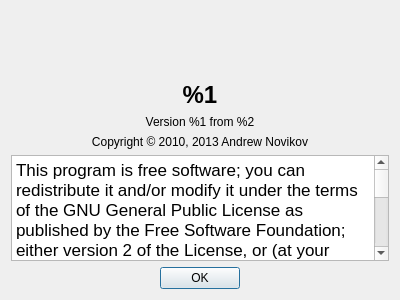
The window that src/appaboutdialog.ui (briskycat/dbbeagle) describes before a commit, drawn with Qt 5.
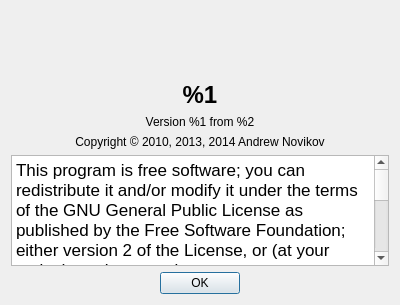
The same window after the commit.

What changed in the file:
```diff
--- a/src/appaboutdialog.ui
+++ b/src/appaboutdialog.ui
@@ -7,7 +7,7 @@
     <x>0</x>
     <y>0</y>
     <width>400</width>
-    <height>300</height>
+    <height>305</height>
    </rect>
   </property>
   <layout class="QVBoxLayout" name="verticalLayout">
@@ -84,7 +84,7 @@
    <item>
     <widget class="QLabel" name="appCopyrightLabel">
      <property name="text">
-      <string>Copyright © 2010, 2013 Andrew Novikov</string>
+      <string>Copyright © 2010, 2013, 2014 Andrew Novikov</string>
      </property>
      <property name="alignment">
       <set>Qt::AlignCenter</set>
@@ -97,10 +97,10 @@
       <string>&lt;!DOCTYPE HTML PUBLIC &quot;-//W3C//DTD HTML 4.0//EN&quot; &quot;http://www.w3.org/TR/REC-html40/strict.dtd&quot;&gt;
 &lt;html&gt;&lt;head&gt;&lt;meta name=&quot;qrichtext&quot; content=&quot;1&quot; /&gt;&lt;style type=&quot;text/css&quot;&gt;
 p, li { white-space: pre-wrap; }
-&lt;/style&gt;&lt;/head&gt;&lt;body style=&quot; font-family:'Lucida Grande'; font-size:13pt; font-weight:400; font-style:normal;&quot;&gt;
-&lt;p style=&quot; margin-top:12px; margin-bottom:12px; margin-left:0px; margin-right:0px; -qt-block-indent:0; text-indent:0px;&quot;&gt;This program is free software; you can redistribute it and/or modify it under the terms of the GNU General Public License as published by the Free Software Foundation; either version 2 of the License, or (at your option) any later version.&lt;/p&gt;
-&lt;p style=&quot; margin-top:12px; margin-bottom:12px; margin-left:0px; margin-right:0px; -qt-block-indent:0; text-indent:0px;&quot;&gt;This program is distributed in the hope that it will be useful, but WITHOUT ANY WARRANTY; without even the implied warranty of MERCHANTABILITY or FITNESS FOR A PARTICULAR PURPOSE. See the GNU General Public License for more details.&lt;/p&gt;
-&lt;p style=&quot; margin-top:12px; margin-bottom:12px; margin-left:0px; margin-right:0px; -qt-block-indent:0; text-indent:0px;&quot;&gt;See &amp;lt;&lt;a href=&quot;http://www.gnu.org/licenses&quot;&gt;&lt;span style=&quot; text-decoration: underline; color:#0000ff;&quot;&gt;http://www.gnu.org/licenses/&lt;/span&gt;&lt;/a&gt;&amp;gt;.&lt;/p&gt;&lt;/body&gt;&lt;/html&gt;</string>
+&lt;/style&gt;&lt;/head&gt;&lt;body style=&quot; font-family:'.Lucida Grande UI'; font-size:13pt; font-weight:400; font-style:normal;&quot;&gt;
+&lt;p style=&quot; margin-top:12px; margin-bottom:12px; margin-left:0px; margin-right:0px; -qt-block-indent:0; text-indent:0px;&quot;&gt;&lt;span style=&quot; font-family:'Lucida Grande';&quot;&gt;This program is free software; you can redistribute it and/or modify it under the terms of the GNU General Public License as published by the Free Software Foundation; either version 2 of the License, or (at your option) any later version.&lt;/span&gt;&lt;/p&gt;
+&lt;p style=&quot; margin-top:12px; margin-bottom:12px; margin-left:0px; margin-right:0px; -qt-block-indent:0; text-indent:0px;&quot;&gt;&lt;span style=&quot; font-family:'Lucida Grande';&quot;&gt;This program is distributed in the hope that it will be useful, but WITHOUT ANY WARRANTY; without even the implied warranty of MERCHANTABILITY or FITNESS FOR A PARTICULAR PURPOSE. See the GNU General Public License for more details.&lt;/span&gt;&lt;/p&gt;
+&lt;p style=&quot; margin-top:12px; margin-bottom:12px; margin-left:0px; margin-right:0px; -qt-block-indent:0; text-indent:0px;&quot;&gt;&lt;span style=&quot; font-family:'Lucida Grande';&quot;&gt;See &amp;lt;&lt;/span&gt;&lt;a href=&quot;http://www.gnu.org/licenses&quot;&gt;&lt;span style=&quot; font-family:'Lucida Grande'; text-decoration: underline; color:#0000ff;&quot;&gt;http://www.gnu.org/licenses/&lt;/span&gt;&lt;/a&gt;&lt;span style=&quot; font-family:'Lucida Grande';&quot;&gt;&amp;gt;.&lt;/span&gt;&lt;/p&gt;&lt;/body&gt;&lt;/html&gt;</string>
      </property>
      <property name="openExternalLinks">
       <bool>true</bool>
```
